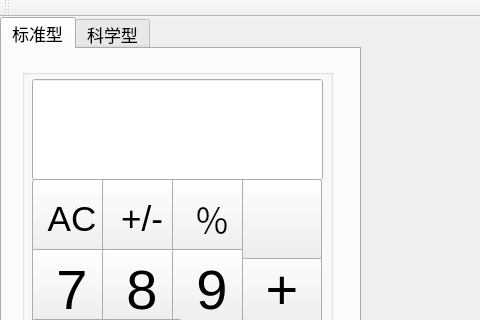
Qt form mainwindow.ui (Zhangjignyi/calculator) before a commit; both pictures show x 0 to 480 and y 0 to 320 of the 790 by 802 pixel window.
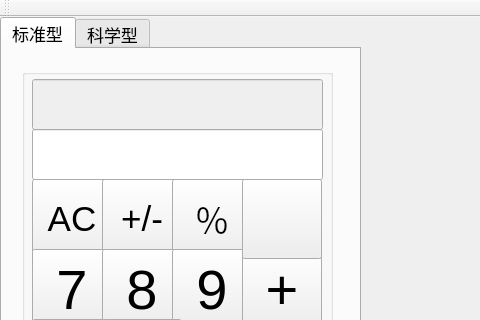
The same form after that commit. Icons and pictures are not drawn.

What changed in the file:
```diff
--- a/mainwindow.ui
+++ b/mainwindow.ui
@@ -413,11 +413,16 @@
        <property name="geometry">
         <rect>
          <x>10</x>
-         <y>10</y>
+         <y>60</y>
          <width>291</width>
-         <height>101</height>
+         <height>51</height>
         </rect>
        </property>
+       <property name="font">
+        <font>
+         <pointsize>26</pointsize>
+        </font>
+       </property>
        <property name="layoutDirection">
         <enum>Qt::RightToLeft</enum>
        </property>
@@ -457,6 +462,24 @@
         </size>
        </property>
       </widget>
+      <widget class="QLineEdit" name="lineEdit_1">
+       <property name="enabled">
+        <bool>false</bool>
+       </property>
+       <property name="geometry">
+        <rect>
+         <x>10</x>
+         <y>10</y>
+         <width>291</width>
+         <height>51</height>
+        </rect>
+       </property>
+       <property name="font">
+        <font>
+         <pointsize>26</pointsize>
+        </font>
+       </property>
+      </widget>
      </widget>
      <widget class="QLineEdit" name="lineEdit_hint">
       <property name="enabled">
```
